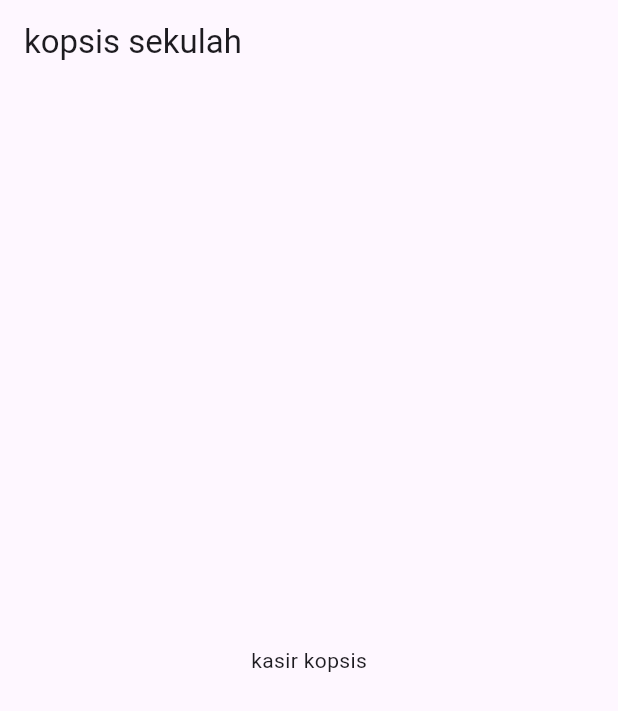
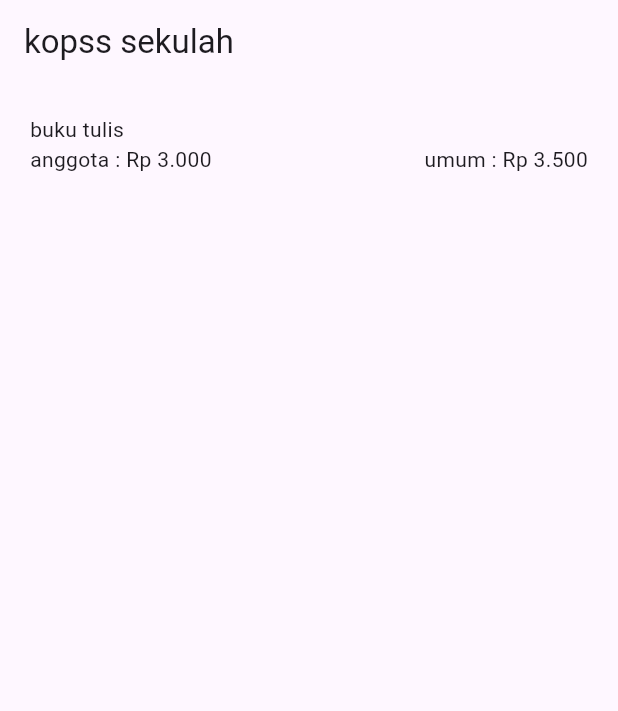
Before and after one commit to rajathonny/tugas-e-pak-yus-part-2, a Flutter app: the screen it shows after launch, on a phone screen of 412 x 824 dp. Shown: the top 711 px of the screen. Run offline on Flutter 3.47's test engine with Material 3 defaults, Android fonts, the phone set to English and light mode, and no system bars.

Commit message:
LKM 2 tata letak

```diff
--- a/lib/main.dart
+++ b/lib/main.dart
@@ -8,9 +8,24 @@ class MyApp extends StatelessWidget {
     return  MaterialApp(
       home: Scaffold(
         appBar: AppBar(
-          title: const Text('kopsis sekulah'),
+          title: const Text('kopss sekulah'),
         ),
-        body: const Center(child: Text('kasir kopsis'),
+        body: Container(
+          padding: const EdgeInsets.all(20),
+          child: Column(
+            crossAxisAlignment: CrossAxisAlignment.start,
+            children: [
+              const Text ('buku tulis'),
+              Row (
+                mainAxisAlignment: MainAxisAlignment.spaceBetween,
+                children: const [
+                  Text('anggota : Rp 3.000'),
+                  SizedBox(height: 8),
+                  Text('umum : Rp 3.500'),
+                ],
+              )
+            ],
+          ),
         ),
       ),
     );
```
